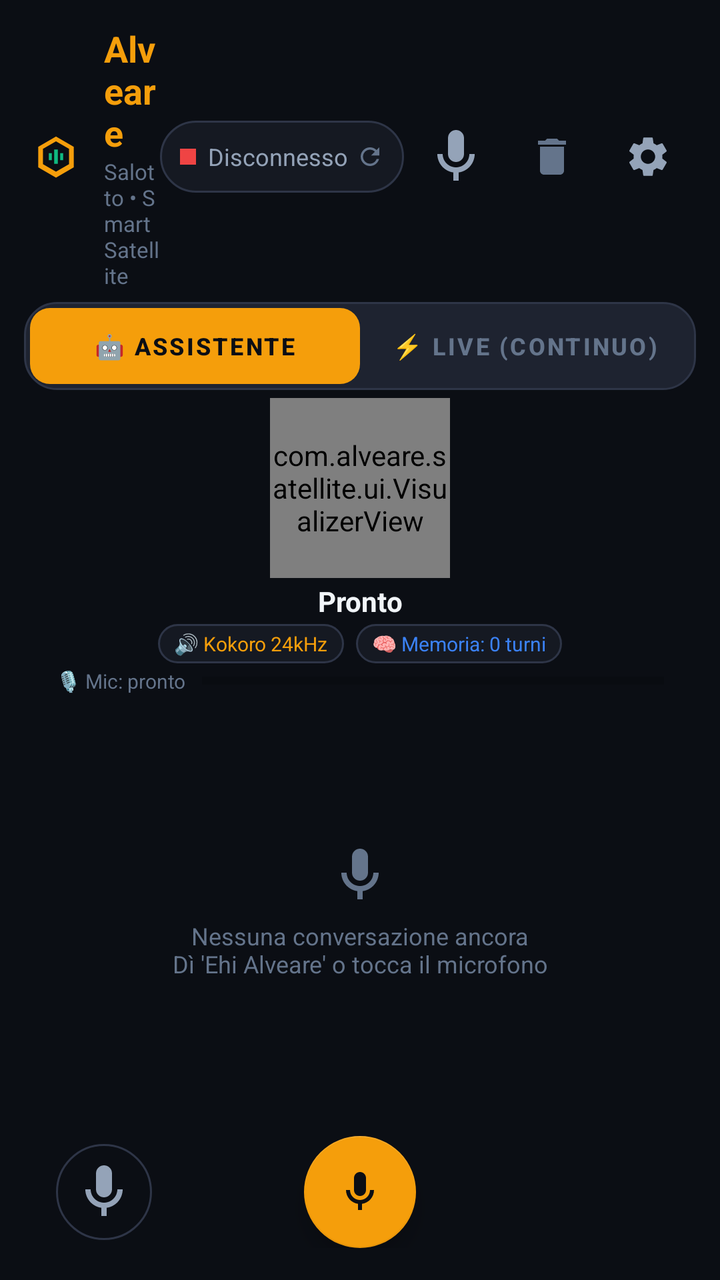
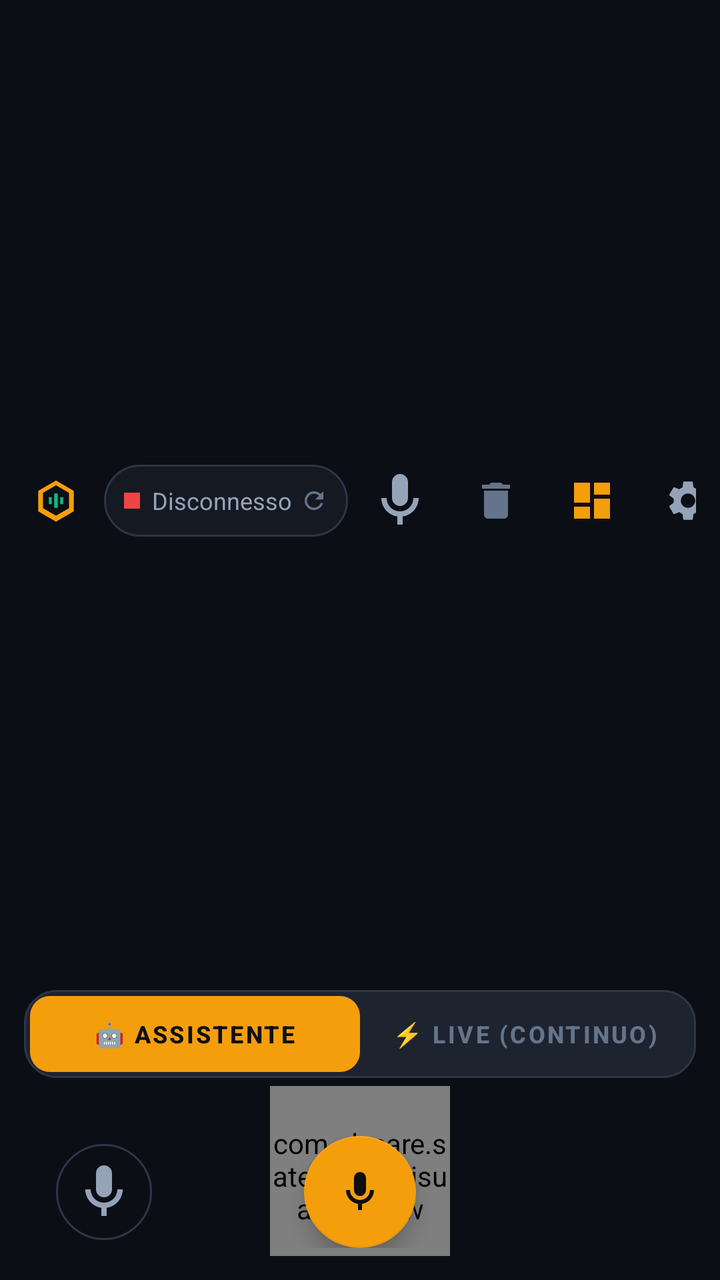

Two renders of the same Android screen: before a commit and after it. Below are the layout's source before the change and the commit's diff.
<!-- AndroidManifest.xml: application theme Theme.AlveareSatellite -->
<!-- res/layout/activity_main.xml -->
<?xml version="1.0" encoding="utf-8"?>
<androidx.constraintlayout.widget.ConstraintLayout xmlns:android="http://schemas.android.com/apk/res/android"
    xmlns:app="http://schemas.android.com/apk/res-auto"
    xmlns:tools="http://schemas.android.com/tools"
    android:layout_width="match_parent"
    android:layout_height="match_parent"
    android:background="@color/background"
    android:padding="12dp">

    
    <LinearLayout
        android:id="@+id/topBar"
        android:layout_width="match_parent"
        android:layout_height="wrap_content"
        android:gravity="center_vertical"
        android:orientation="horizontal"
        app:layout_constraintTop_toTopOf="parent">

        <ImageView
            android:layout_width="32dp"
            android:layout_height="32dp"
            android:src="@drawable/ic_launcher_foreground"
            android:contentDescription="@string/app_name" />

        <LinearLayout
            android:layout_width="0dp"
            android:layout_height="wrap_content"
            android:layout_marginStart="8dp"
            android:layout_weight="1"
            android:orientation="vertical">

            <TextView
                android:id="@+id/tvAppName"
                android:layout_width="wrap_content"
                android:layout_height="wrap_content"
                android:text="@string/app_name"
                android:textColor="@color/primary"
                android:textSize="18sp"
                android:textStyle="bold" />

            <TextView
                android:id="@+id/tvRoomSubtitle"
                android:layout_width="wrap_content"
                android:layout_height="wrap_content"
                android:text="Salotto • Smart Satellite"
                android:textColor="@color/text_muted"
                android:textSize="11sp" />
        </LinearLayout>

        
        <LinearLayout
            android:id="@+id/statusPill"
            android:layout_width="wrap_content"
            android:layout_height="36dp"
            android:background="@drawable/bg_pill_status"
            android:clickable="true"
            android:focusable="true"
            android:foreground="?attr/selectableItemBackground"
            android:gravity="center_vertical"
            android:orientation="horizontal"
            android:paddingHorizontal="10dp">

            <View
                android:id="@+id/statusDot"
                android:layout_width="8dp"
                android:layout_height="8dp"
                android:background="@drawable/ic_launcher_background"
                android:backgroundTint="@color/accent_red" />

            <TextView
                android:id="@+id/tvConnectionStatus"
                android:layout_width="wrap_content"
                android:layout_height="wrap_content"
                android:layout_marginStart="6dp"
                android:text="@string/status_disconnected"
                android:textColor="@color/text_secondary"
                android:textSize="12sp" />

            <ImageView
                android:id="@+id/ivReconnectStatus"
                android:layout_width="14dp"
                android:layout_height="14dp"
                android:layout_marginStart="4dp"
                android:src="@drawable/ic_refresh"
                app:tint="@color/text_muted"
                android:contentDescription="@string/action_reconnect" />
        </LinearLayout>

        
        <ImageButton
            android:id="@+id/btnQuickMute"
            android:layout_width="48dp"
            android:layout_height="48dp"
            android:layout_marginStart="2dp"
            android:background="?attr/selectableItemBackgroundBorderless"
            android:contentDescription="@string/action_privacy_mute"
            android:src="@drawable/ic_mic"
            app:tint="@color/text_secondary" />

        
        <ImageButton
            android:id="@+id/btnClearMemory"
            android:layout_width="48dp"
            android:layout_height="48dp"
            android:background="?attr/selectableItemBackgroundBorderless"
            android:contentDescription="@string/action_clear_memory"
            android:src="@drawable/ic_delete"
            app:tint="@color/text_muted" />

        
        <ImageButton
            android:id="@+id/btnSettings"
            android:layout_width="48dp"
            android:layout_height="48dp"
            android:background="?attr/selectableItemBackgroundBorderless"
            android:contentDescription="@string/action_settings"
            android:src="@drawable/ic_settings"
            app:tint="@color/text_secondary" />
    </LinearLayout>

    
    <LinearLayout
        android:id="@+id/layoutModeSelector"
        android:layout_width="match_parent"
        android:layout_height="44dp"
        android:layout_marginTop="6dp"
        android:background="@drawable/bg_card"
        android:gravity="center"
        android:orientation="horizontal"
        android:padding="3dp"
        app:layout_constraintTop_toBottomOf="@id/topBar">

        <com.google.android.material.button.MaterialButton
            android:id="@+id/btnModeAssistant"
            style="@style/Widget.MaterialComponents.Button.UnelevatedButton"
            android:layout_width="0dp"
            android:layout_height="match_parent"
            android:layout_weight="1"
            android:insetTop="0dp"
            android:insetBottom="0dp"
            android:text="🤖 Assistente"
            android:textSize="12sp"
            android:textStyle="bold"
            app:cornerRadius="10dp" />

        <com.google.android.material.button.MaterialButton
            android:id="@+id/btnModeLive"
            style="@style/Widget.MaterialComponents.Button.TextButton"
            android:layout_width="0dp"
            android:layout_height="match_parent"
            android:layout_weight="1"
            android:insetTop="0dp"
            android:insetBottom="0dp"
            android:text="⚡ Live (Continuo)"
            android:textColor="@color/text_muted"
            android:textSize="12sp"
            android:textStyle="bold"
            app:cornerRadius="10dp" />
    </LinearLayout>

    
    <LinearLayout
        android:id="@+id/layoutConnectionBanner"
        android:layout_width="match_parent"
        android:layout_height="wrap_content"
        android:layout_marginTop="6dp"
        android:background="@drawable/bg_card"
        android:gravity="center_vertical"
        android:orientation="horizontal"
        android:padding="10dp"
        android:visibility="gone"
        app:layout_constraintTop_toBottomOf="@id/layoutModeSelector">

        <ImageView
            android:layout_width="22dp"
            android:layout_height="22dp"
            android:src="@drawable/ic_refresh"
            app:tint="@color/primary"
            android:contentDescription="@string/action_reconnect" />

        <LinearLayout
            android:layout_width="0dp"
            android:layout_height="wrap_content"
            android:layout_marginStart="8dp"
            android:layout_weight="1"
            android:orientation="vertical">

            <TextView
                android:id="@+id/tvBannerTitle"
                android:layout_width="wrap_content"
                android:layout_height="wrap_content"
                android:text="@string/status_disconnected"
                android:textColor="@color/primary"
                android:textSize="12sp"
                android:textStyle="bold" />

            <TextView
                android:id="@+id/tvBannerSubtitle"
                android:layout_width="wrap_content"
                android:layout_height="wrap_content"
                android:text="Tocca per riconnettere il satellite"
                android:textColor="@color/text_muted"
                android:textSize="11sp" />
        </LinearLayout>

        <com.google.android.material.button.MaterialButton
            android:id="@+id/btnBannerConnect"
            style="@style/Widget.MaterialComponents.Button"
            android:layout_width="wrap_content"
            android:layout_height="36dp"
            android:minHeight="48dp"
            android:paddingHorizontal="12dp"
            android:paddingVertical="0dp"
            android:text="Connetti"
            android:textColor="@color/on_primary"
            android:textSize="11sp"
            app:backgroundTint="@color/primary"
            app:cornerRadius="18dp" />
    </LinearLayout>

    
    <com.alveare.satellite.ui.VisualizerView
        android:id="@+id/visualizerView"
        android:layout_width="90dp"
        android:layout_height="90dp"
        android:layout_marginTop="4dp"
        app:layout_constraintEnd_toEndOf="parent"
        app:layout_constraintStart_toStartOf="parent"
        app:layout_constraintTop_toBottomOf="@id/layoutConnectionBanner" />

    
    <TextView
        android:id="@+id/tvStateLabel"
        android:layout_width="wrap_content"
        android:layout_height="wrap_content"
        android:layout_marginTop="2dp"
        android:gravity="center"
        android:text="@string/status_ready"
        android:textColor="@color/text_primary"
        android:textSize="14sp"
        android:textStyle="bold"
        app:layout_constraintEnd_toEndOf="parent"
        app:layout_constraintStart_toStartOf="parent"
        app:layout_constraintTop_toBottomOf="@id/visualizerView" />

    
    <LinearLayout
        android:id="@+id/badgesRow"
        android:layout_width="wrap_content"
        android:layout_height="wrap_content"
        android:layout_marginTop="2dp"
        android:gravity="center"
        android:orientation="horizontal"
        app:layout_constraintEnd_toEndOf="parent"
        app:layout_constraintStart_toStartOf="parent"
        app:layout_constraintTop_toBottomOf="@id/tvStateLabel">

        <TextView
            android:id="@+id/badgeTtsMode"
            android:layout_width="wrap_content"
            android:layout_height="wrap_content"
            android:background="@drawable/bg_pill_status"
            android:paddingHorizontal="8dp"
            android:paddingVertical="3dp"
            android:text="🔊 Kokoro 24kHz"
            android:textColor="@color/primary"
            android:textSize="10sp" />

        <TextView
            android:id="@+id/badgeLatency"
            android:layout_width="wrap_content"
            android:layout_height="wrap_content"
            android:layout_marginStart="6dp"
            android:background="@drawable/bg_pill_status"
            android:paddingHorizontal="8dp"
            android:paddingVertical="3dp"
            android:text="⚡ 0 ms"
            android:textColor="@color/text_muted"
            android:textSize="10sp"
            android:visibility="gone" />

        <TextView
            android:id="@+id/badgeMemory"
            android:layout_width="wrap_content"
            android:layout_height="wrap_content"
            android:layout_marginStart="6dp"
            android:background="@drawable/bg_pill_status"
            android:clickable="true"
            android:focusable="true"
            android:foreground="?attr/selectableItemBackground"
            android:paddingHorizontal="8dp"
            android:paddingVertical="3dp"
            android:text="🧠 Memoria: 0 turni"
            android:textColor="@color/accent_blue"
            android:textSize="10sp" />
    </LinearLayout>

    
    <LinearLayout
        android:id="@+id/layoutMicLevel"
        android:layout_width="match_parent"
        android:layout_height="wrap_content"
        android:layout_marginTop="2dp"
        android:gravity="center_vertical"
        android:orientation="horizontal"
        android:paddingHorizontal="16dp"
        app:layout_constraintTop_toBottomOf="@id/badgesRow">

        <TextView
            android:id="@+id/tvMicLevelLabel"
            android:layout_width="wrap_content"
            android:layout_height="wrap_content"
            android:text="🎙️ Mic: pronto"
            android:textColor="@color/text_muted"
            android:textSize="10sp" />

        <ProgressBar
            android:id="@+id/pbMicLevel"
            style="?android:attr/progressBarStyleHorizontal"
            android:layout_width="0dp"
            android:layout_height="4dp"
            android:layout_marginStart="8dp"
            android:layout_weight="1"
            android:max="100"
            android:progress="0"
            android:progressTint="@color/secondary" />
    </LinearLayout>

    
    <androidx.recyclerview.widget.RecyclerView
        android:id="@+id/rvChatHistory"
        android:layout_width="match_parent"
        android:layout_height="0dp"
        android:layout_marginTop="4dp"
        android:layout_marginBottom="6dp"
        android:clipToPadding="false"
        android:paddingBottom="4dp"
        app:layout_constraintBottom_toTopOf="@id/bottomControls"
        app:layout_constraintTop_toBottomOf="@id/layoutMicLevel" />

    
    <LinearLayout
        android:id="@+id/layoutEmptyChat"
        android:layout_width="wrap_content"
        android:layout_height="wrap_content"
        android:gravity="center"
        android:orientation="vertical"
        android:visibility="visible"
        app:layout_constraintBottom_toTopOf="@id/bottomControls"
        app:layout_constraintEnd_toEndOf="parent"
        app:layout_constraintStart_toStartOf="parent"
        app:layout_constraintTop_toBottomOf="@id/layoutMicLevel">

        <ImageView
            android:layout_width="32dp"
            android:layout_height="32dp"
            android:src="@drawable/ic_mic"
            app:tint="@color/text_muted"
            android:contentDescription="@string/action_tap_to_speak" />

        <TextView
            android:id="@+id/tvEmptyChatHint"
            android:layout_width="wrap_content"
            android:layout_height="wrap_content"
            android:layout_marginTop="6dp"
            android:gravity="center"
            android:text="Nessuna conversazione ancora\nDì 'Ehi Alveare' o tocca il microfono"
            android:textColor="@color/text_muted"
            android:textSize="12sp" />
    </LinearLayout>

    
    <LinearLayout
        android:id="@+id/bottomControls"
        android:layout_width="match_parent"
        android:layout_height="wrap_content"
        android:gravity="center_vertical"
        android:orientation="horizontal"
        android:paddingHorizontal="16dp"
        android:paddingVertical="4dp"
        app:layout_constraintBottom_toBottomOf="parent">

        
        <com.google.android.material.button.MaterialButton
            android:id="@+id/btnBottomMute"
            style="@style/Widget.MaterialComponents.Button.OutlinedButton"
            android:layout_width="48dp"
            android:layout_height="48dp"
            android:insetLeft="0dp"
            android:insetTop="0dp"
            android:insetRight="0dp"
            android:insetBottom="0dp"
            android:contentDescription="@string/action_privacy_mute"
            app:cornerRadius="24dp"
            app:icon="@drawable/ic_mic"
            app:iconGravity="textStart"
            app:iconPadding="0dp"
            app:iconTint="@color/text_secondary"
            app:strokeColor="@color/surface_card_stroke" />

        
        <View
            android:layout_width="0dp"
            android:layout_height="1dp"
            android:layout_weight="1" />

        
        <com.google.android.material.floatingactionbutton.FloatingActionButton
            android:id="@+id/btnMic"
            android:layout_width="wrap_content"
            android:layout_height="wrap_content"
            android:contentDescription="@string/action_tap_to_speak"
            android:src="@drawable/ic_mic"
            app:backgroundTint="@color/primary"
            app:elevation="6dp"
            app:fabSize="normal"
            app:tint="@color/on_primary" />

        
        <View
            android:layout_width="0dp"
            android:layout_height="1dp"
            android:layout_weight="1" />

        
        <com.google.android.material.button.MaterialButton
            android:id="@+id/btnInterrupt"
            style="@style/Widget.MaterialComponents.Button"
            android:layout_width="48dp"
            android:layout_height="48dp"
            android:insetLeft="0dp"
            android:insetTop="0dp"
            android:insetRight="0dp"
            android:insetBottom="0dp"
            android:contentDescription="@string/action_interrupt"
            android:visibility="invisible"
            app:backgroundTint="@color/accent_red"
            app:cornerRadius="24dp"
            app:icon="@drawable/ic_stop"
            app:iconGravity="textStart"
            app:iconPadding="0dp"
            app:iconTint="@color/white" />
    </LinearLayout>

</androidx.constraintlayout.widget.ConstraintLayout>
<!-- resources referenced by this layout -->
<resources>
  <color name="accent_blue">#3B82F6</color>
  <color name="accent_red">#EF4444</color>
  <color name="background">#0B0E14</color>
  <color name="on_primary">#0B0E14</color>
  <color name="primary">#F59E0B</color>
  <color name="secondary">#10B981</color>
  <color name="surface_card_stroke">#2E3547</color>
  <color name="text_muted">#64748B</color>
  <color name="text_primary">#F1F5F9</color>
  <color name="text_secondary">#94A3B8</color>
  <color name="white">#FFFFFFFF</color>
  <!-- drawable bg_card (drawable) -->
  <?xml version="1.0" encoding="utf-8"?>
  <shape xmlns:android="http://schemas.android.com/apk/res/android">
      <solid android:color="@color/surface_card" />
      <stroke android:width="1dp" android:color="@color/surface_card_stroke" />
      <corners android:radius="16dp" />
  </shape>
  <!-- drawable bg_pill_status (drawable) -->
  <?xml version="1.0" encoding="utf-8"?>
  <shape xmlns:android="http://schemas.android.com/apk/res/android">
      <solid android:color="@color/surface" />
      <stroke android:width="1dp" android:color="@color/surface_card_stroke" />
      <corners android:radius="20dp" />
      <padding android:left="12dp" android:right="12dp" android:top="6dp" android:bottom="6dp" />
  </shape>
  <!-- drawable ic_delete (drawable) -->
  <vector xmlns:android="http://schemas.android.com/apk/res/android"
      android:width="24dp"
      android:height="24dp"
      android:viewportWidth="24"
      android:viewportHeight="24"
      android:tint="?attr/colorControlNormal">
    <path
        android:fillColor="@android:color/white"
        android:pathData="M6,19c0,1.1 0.9,2 2,2h8c1.1,0 2,-0.9 2,-2V7H6v12zM19,4h-3.5l-1,-1h-5l-1,1H5v2h14V4z"/>
  </vector>
  <!-- drawable ic_launcher_background (drawable) -->
  <?xml version="1.0" encoding="utf-8"?>
  <vector xmlns:android="http://schemas.android.com/apk/res/android"
      android:width="108dp"
      android:height="108dp"
      android:viewportWidth="108"
      android:viewportHeight="108">
      <path
          android:fillColor="#0B0E14"
          android:pathData="M0,0h108v108h-108z"/>
  </vector>
  <!-- drawable ic_stop (drawable) -->
  <vector xmlns:android="http://schemas.android.com/apk/res/android"
      android:width="24dp"
      android:height="24dp"
      android:viewportWidth="24"
      android:viewportHeight="24"
      android:tint="?attr/colorControlNormal">
      <path
          android:fillColor="@android:color/white"
          android:pathData="M6,6h12v12H6z"/>
  </vector>
  <string name="action_clear_memory">Nuova Conversazione / Cancella Cronologia</string>
  <string name="action_interrupt">Interrompi</string>
  <string name="action_privacy_mute">Privacy Muto</string>
  <string name="action_reconnect">Riconnetti al server</string>
  <string name="action_settings">Impostazioni</string>
  <string name="action_tap_to_speak">Tocca per parlare</string>
  <string name="app_name">Alveare</string>
  <string name="status_disconnected">Disconnesso</string>
  <string name="status_ready">Pronto</string>
  <color name="surface_card">#1E2330</color>
  <color name="surface">#151922</color>
  <color name="primary_variant">#D97706</color>
  <color name="secondary_variant">#059669</color>
  <color name="on_secondary">#0B0E14</color>
  <!-- unchanged entries left out for length: 5 -->
</resources>

<!-- the commit's change to res/layout/activity_main.xml (unified diff, before → after) -->
@@ -106,6 +106,16 @@
             android:contentDescription="@string/action_clear_memory"
             android:src="@drawable/ic_delete"
             app:tint="@color/text_muted" />
+
+        
+        <ImageButton
+            android:id="@+id/btnControlPanel"
+            android:layout_width="48dp"
+            android:layout_height="48dp"
+            android:background="?attr/selectableItemBackgroundBorderless"
+            android:contentDescription="@string/action_control_panel"
+            android:src="@drawable/ic_dashboard"
+            app:tint="@color/primary" />
 
         
         <ImageButton
<!-- resource entries referenced after the edit -->
@@ -26,6 +26,16 @@
       <corners android:radius="20dp" />
       <padding android:left="12dp" android:right="12dp" android:top="6dp" android:bottom="6dp" />
   </shape>
+  <!-- drawable ic_dashboard (drawable) -->
+  <vector xmlns:android="http://schemas.android.com/apk/res/android"
+      android:width="24dp"
+      android:height="24dp"
+      android:viewportWidth="24"
+      android:viewportHeight="24">
+      <path
+          android:fillColor="@android:color/white"
+          android:pathData="M3,13h8V3H3v10zm0,8h8v-6H3v6zm10,0h8V11h-8v10zm0,-18v6h8V3h-8z"/>
+  </vector>
   <!-- drawable ic_delete (drawable) -->
   <vector xmlns:android="http://schemas.android.com/apk/res/android"
       android:width="24dp"
@@ -60,6 +70,7 @@
           android:pathData="M6,6h12v12H6z"/>
   </vector>
   <string name="action_clear_memory">Nuova Conversazione / Cancella Cronologia</string>
+  <string name="action_control_panel">Pannello di Controllo Alveare</string>
   <string name="action_interrupt">Interrompi</string>
   <string name="action_privacy_mute">Privacy Muto</string>
   <string name="action_reconnect">Riconnetti al server</string>
